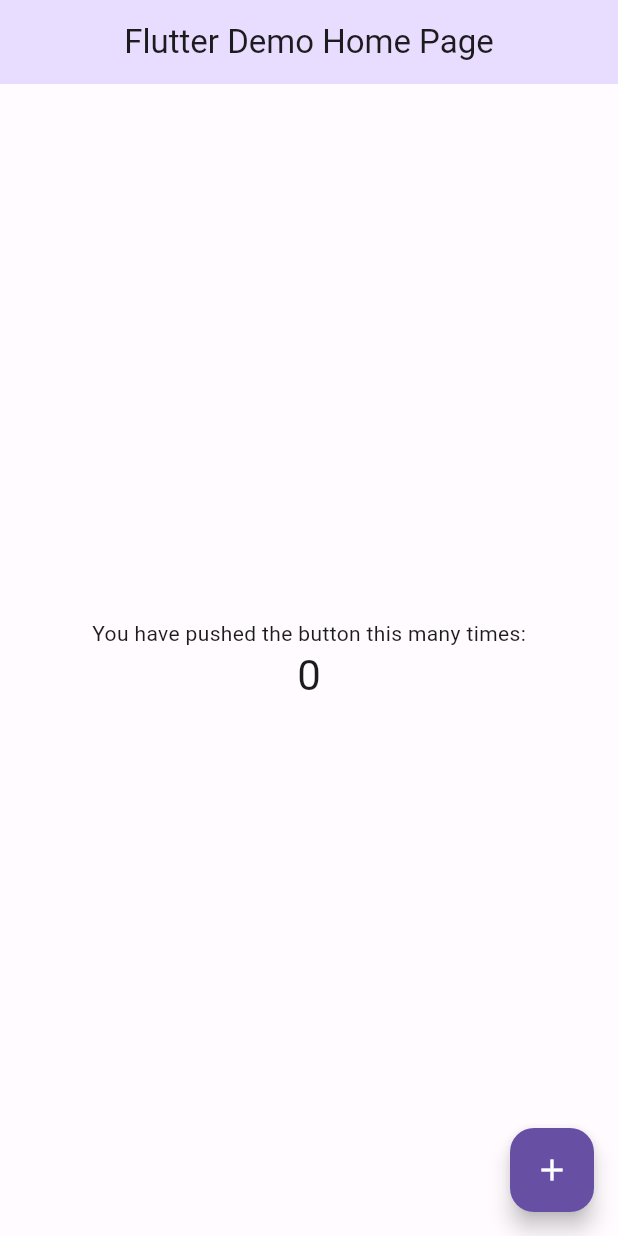
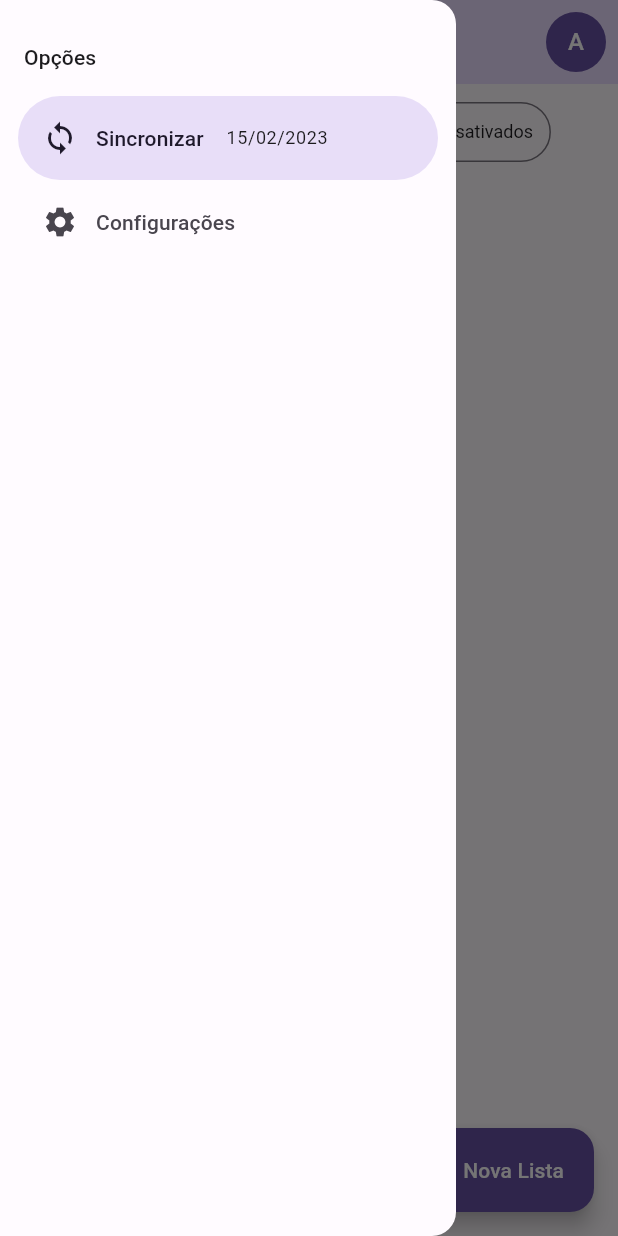
Before and after one commit to renansteles/listinha_flutterando, a Flutter app: the screen it shows after launch, with the side drawer open (before the commit the screen has no drawer), on a phone screen of 412 x 824 dp. Run offline on Flutter 3.47's test engine with Material 2 defaults, Android fonts, the phone set to English and light mode, and no system bars.

Commit message:
aula 04: criando componentes globais no shared e locais nas pastas widgets

```diff
--- a/lib/main.dart
+++ b/lib/main.dart
@@ -1,84 +1,6 @@
 import 'package:flutter/material.dart';
 import 'package:listinha/src/app_widget.dart';
-import 'package:listinha/src/shared/themes/themes.dart';
-import 'src/shared/themes/color_schemes.g.dart';
+
 void main() {
   runApp(const AppWidget());
 }
-
-
-class MyHomePage extends StatefulWidget {
-  const MyHomePage({super.key, required this.title});
-
-  final String title;
-
-  @override
-  State<MyHomePage> createState() => _MyHomePageState();
-}
-
-class _MyHomePageState extends State<MyHomePage> {
-  int _counter = 0;
-
-  void _incrementCounter() {
-    setState(() {
-      // This call to setState tells the Flutter framework that something has
-      // changed in this State, which causes it to rerun the build method below
-      // so that the display can reflect the updated values. If we changed
-      // _counter without calling setState(), then the build method would not be
-      // called again, and so nothing would appear to happen.
-      _counter++;
-    });
-  }
-
-  @override
-  Widget build(BuildContext context) {
-    // This method is rerun every time setState is called, for instance as done
-    // by the _incrementCounter method above.
-    //
-    // The Flutter framework has been optimized to make rerunning build methods
-    // fast, so that you can just rebuild anything that needs updating rather
-    // than having to individually change instances of widgets.
-    return Scaffold(
-      appBar: AppBar(
-        // Here we take the value from the MyHomePage object that was created by
-        // the App.build method, and use it to set our appbar title.
-        title: Text(widget.title),
-      ),
-      body: Center(
-        // Center is a layout widget. It takes a single child and positions it
-        // in the middle of the parent.
-        child: Column(
-          // Column is also a layout widget. It takes a list of children and
-          // arranges them vertically. By default, it sizes itself to fit its
-          // children horizontally, and tries to be as tall as its parent.
-          //
-          // Invoke "debug painting" (press "p" in the console, choose the
-          // "Toggle Debug Paint" action from the Flutter Inspector in Android
-          // Studio, or the "Toggle Debug Paint" command in Visual Studio Code)
-          // to see the wireframe for each widget.
-          //
-          // Column has various properties to control how it sizes itself and
-          // how it positions its children. Here we use mainAxisAlignment to
-          // center the children vertically; the main axis here is the vertical
-          // axis because Columns are vertical (the cross axis would be
-          // horizontal).
-          mainAxisAlignment: MainAxisAlignment.center,
-          children: <Widget>[
-            const Text(
-              'You have pushed the button this many times:',
-            ),
-            Text(
-              '$_counter',
-              style: Theme.of(context).textTheme.headlineMedium,
-            ),
-          ],
-        ),
-      ),
-      floatingActionButton: FloatingActionButton(
-        onPressed: _incrementCounter,
-        tooltip: 'Increment',
-        child: const Icon(Icons.add),
-      ), // This trailing comma makes auto-formatting nicer for build methods.
-    );
-  }
-}
--- a/lib/src/app_widget.dart
+++ b/lib/src/app_widget.dart
@@ -1,7 +1,6 @@
-
 import 'package:flutter/material.dart';
 
-import '../main.dart';
+import 'home/home_page.dart';
 import 'shared/themes/themes.dart';
 
 class AppWidget extends StatelessWidget {
@@ -13,10 +12,9 @@ class AppWidget extends StatelessWidget {
     return MaterialApp(
       title: 'Flutter Demo',
       debugShowCheckedModeBanner: false,
-          theme: lightTheme,
-          darkTheme: darkTheme,
-
-      home: const MyHomePage(title: 'Flutter Demo Home Page'),
+      theme: lightTheme,
+      darkTheme: darkTheme,
+      home: const HomePage(),
     );
   }
 }
--- /dev/null
+++ b/lib/src/home/home_page.dart
@@ -0,0 +1,63 @@
+import 'package:flutter/material.dart';
+import 'package:listinha/src/home/widgets/custom_drawer.dart';
+
+import '../shared/widgets/user_image_button.dart';
+
+class HomePage extends StatefulWidget {
+  const HomePage({super.key});
+
+  @override
+  State<HomePage> createState() => _HomePageState();
+}
+
+class _HomePageState extends State<HomePage> {
+  @override
+  Widget build(BuildContext context) {
+    return Scaffold(
+      drawer: const CustomDrawer(),
+      appBar: AppBar(
+        title: const Text('LISTINHA'),
+        actions: const [
+          Padding(
+            padding: EdgeInsets.only(right: 8),
+            child: UserImageButton(),
+          ),
+        ],
+      ),
+      body: Column(
+        children: [
+          Padding(
+            padding: const EdgeInsets.all(8),
+            child: SegmentedButton<int>(
+              segments: const [
+                ButtonSegment(
+                  value: 0,
+                  label: Text('Todos'),
+                ),
+                ButtonSegment(
+                  value: 1,
+                  label: Text('Pendentes'),
+                ),
+                ButtonSegment(
+                  value: 2,
+                  label: Text('Concluidos'),
+                ),
+                ButtonSegment(
+                  value: 3,
+                  label: Text('Desativados'),
+                ),
+              ],
+              selected: const {0},
+              onSelectionChanged: (values) {},
+            ),
+          ),
+        ],
+      ),
+      floatingActionButton: FloatingActionButton.extended(
+        label: const Text('Nova Lista'),
+        icon: const Icon(Icons.edit),
+        onPressed: () {},
+      ),
+    );
+  }
+}
--- /dev/null
+++ b/lib/src/home/widgets/custom_drawer.dart
@@ -0,0 +1,38 @@
+import 'package:flutter/material.dart';
+
+class CustomDrawer extends StatelessWidget {
+  const CustomDrawer({super.key});
+
+  @override
+  Widget build(BuildContext context) {
+    return NavigationDrawer(
+      children: [
+        Padding(
+          padding:
+              const EdgeInsetsDirectional.only(top: 28, bottom: 16, start: 16),
+          child: Text(
+            'Opções',
+            style: Theme.of(context).textTheme.titleSmall,
+          ),
+        ),
+        NavigationDrawerDestination(
+          icon: const Icon(Icons.sync),
+          label: Row(
+            children: [
+              const Text('Sincronizar'),
+              const SizedBox(width: 15),
+              Text(
+                '15/02/2023',
+                style: Theme.of(context).textTheme.bodySmall,
+              ),
+            ],
+          ),
+        ),
+        const NavigationDrawerDestination(
+          icon: Icon(Icons.settings),
+          label: Text('Configurações'),
+        ),
+      ],
+    );
+  }
+}
--- a/lib/src/shared/themes/themes.dart
+++ b/lib/src/shared/themes/themes.dart
@@ -8,9 +8,8 @@ ThemeData get darkTheme => ThemeData(
         centerTitle: true,
         backgroundColor: darkColorScheme.primaryContainer,
       ),
+      segmentedButtonTheme: _segmentedButtonTheme,
     );
-
-
 
 ThemeData get lightTheme => ThemeData(
       useMaterial3: true,
@@ -22,5 +21,21 @@ ThemeData get lightTheme => ThemeData(
       floatingActionButtonTheme: FloatingActionButtonThemeData(
         backgroundColor: lightColorScheme.primary,
         foregroundColor: Colors.white,
-            )
+      ),
+      segmentedButtonTheme: _segmentedButtonTheme,
     );
+
+SegmentedButtonThemeData get _segmentedButtonTheme => SegmentedButtonThemeData(
+      style: ButtonStyle(
+        textStyle: MaterialStateProperty.resolveWith((states) {
+          if (states.contains(MaterialState.selected)) {
+            return const TextStyle(
+              fontSize: 9,
+            );
+          }
+          return const TextStyle(
+            fontSize: 12,
+          );
+        }),
+      ),
+    );
--- /dev/null
+++ b/lib/src/shared/widgets/user_image_button.dart
@@ -0,0 +1,16 @@
+import 'package:flutter/material.dart';
+
+class UserImageButton extends StatelessWidget {
+  const UserImageButton({super.key});
+
+  @override
+  Widget build(BuildContext context) {
+    return GestureDetector(
+      child: CircleAvatar(
+        backgroundColor: Theme.of(context).primaryColor,
+        foregroundColor: Colors.white,
+        child: const Text('A'),
+      ),
+    );
+  }
+}
```
Also changed, not shown: 1 other file. Lines whose indentation alone changed are shown as unchanged.
